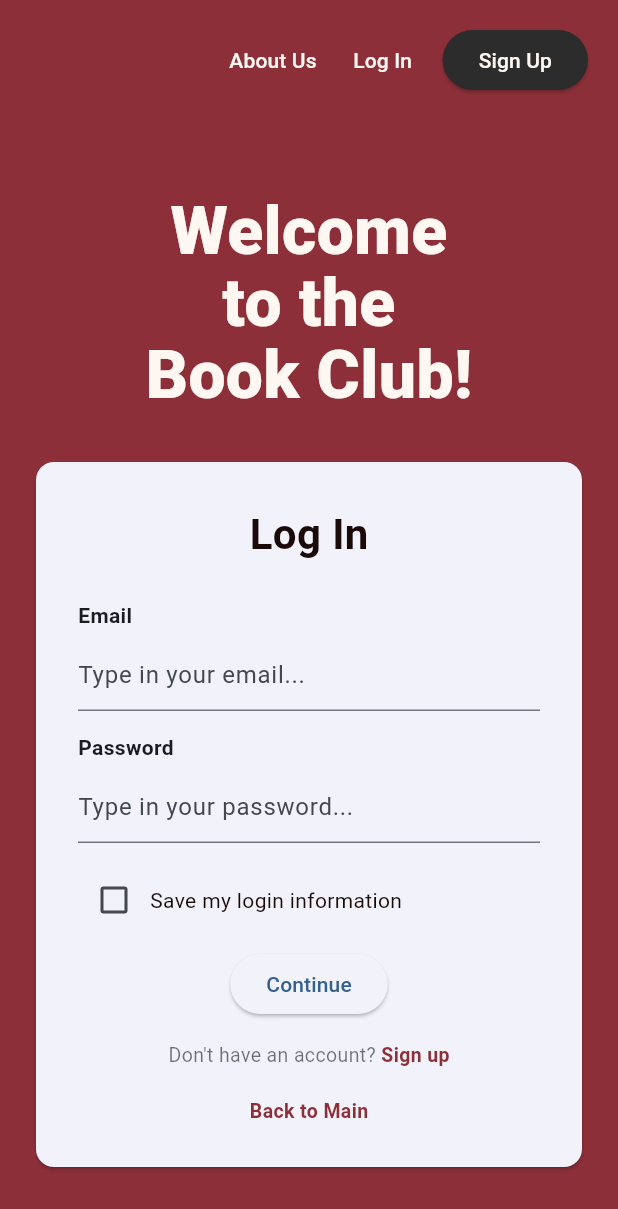
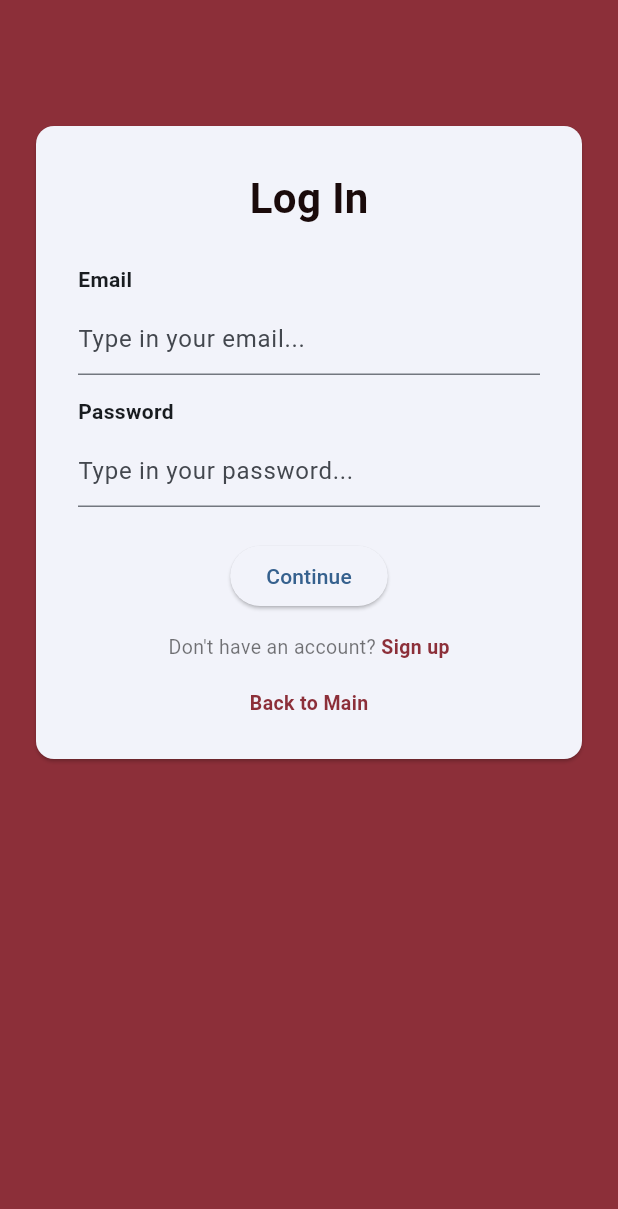
Before and after one commit to erikdanielsen2004/BOOK-CLUB, a Flutter app: the LandingPage screen opened directly, after a tap on "Log In", on a phone screen of 412 x 824 dp. Shown: the top 1209 px of the screen. Run offline on Flutter 3.47's test engine with Material 3 defaults, Android fonts, the phone set to English and light mode, and no system bars; network calls fail; Roboto replaces fonts that are missing (PT Mono).

Commit message:
mobile updates
updates to layout and visual stuff.
attempted to get working functioning app on local dev but failed. unable to successfully sign up or log in at this time.

```diff
--- a/mobile/lib/config/api_config.dart
+++ b/mobile/lib/config/api_config.dart
@@ -1,3 +1,3 @@
 class ApiConfig {
-  static const String baseUrl = 'http://192.168.1.105:5000';
+  static const String baseUrl = 'http://192.168.1.86:5000';
 }
--- a/mobile/lib/main.dart
+++ b/mobile/lib/main.dart
@@ -1,5 +1,5 @@
 import 'package:flutter/material.dart';
-import 'screens/login_page.dart';
+import 'screens/landing_page.dart';
 
 void main() {
   runApp(const BookClubApp());
@@ -16,7 +16,7 @@ class BookClubApp extends StatelessWidget {
         useMaterial3: true,
         colorSchemeSeed: Colors.blue,
       ),
-      home: const LoginPage(),
+      home: const LandingPage(),
     );
   }
 }
--- a/mobile/lib/screens/landing_page.dart
+++ b/mobile/lib/screens/landing_page.dart
@@ -16,15 +16,8 @@ class LandingPage extends StatelessWidget {
             Padding(
               padding: const EdgeInsets.symmetric(horizontal: 20, vertical: 16),
               child: Row(
-                mainAxisAlignment: MainAxisAlignment.end,
+                mainAxisAlignment: MainAxisAlignment.center,
                 children: [
-                  TextButton(
-                    onPressed: () {},
-                    child: const Text(
-                      'About Us',
-                      style: TextStyle(color: AppTheme.whiteText),
-                    ),
-                  ),
                   const SizedBox(width: 8),
                   TextButton(
                     onPressed: () {
@@ -115,6 +108,8 @@ class _HeroTitle extends StatelessWidget {
         fontSize: 54,
         fontWeight: FontWeight.w800,
         height: 1.05,
+        fontFamily: 'Georgia'
+
       ),
     );
   }
--- a/mobile/lib/screens/login_page.dart
+++ b/mobile/lib/screens/login_page.dart
@@ -18,7 +18,7 @@ class _LoginPageState extends State<LoginPage> {
   final _passwordController = TextEditingController();
   final _authService = AuthService();
 
-  bool _remember = false;
+  //bool _remember = false;
   bool _loading = false;
   String? _error;
 
@@ -58,39 +58,7 @@ class _LoginPageState extends State<LoginPage> {
     super.dispose();
   }
 
-  Widget _navBar() {
-    return Padding(
-      padding: const EdgeInsets.symmetric(horizontal: 20, vertical: 16),
-      child: Row(
-        mainAxisAlignment: MainAxisAlignment.end,
-        children: [
-          TextButton(
-            onPressed: () {},
-            child: const Text('About Us', style: TextStyle(color: AppTheme.whiteText)),
-          ),
-          TextButton(
-            onPressed: () {},
-            child: const Text('Log In', style: TextStyle(color: AppTheme.whiteText)),
-          ),
-          const SizedBox(width: 8),
-          ElevatedButton(
-            style: ElevatedButton.styleFrom(
-              backgroundColor: AppTheme.dark2,
-              foregroundColor: AppTheme.whiteText,
-              minimumSize: const Size(90, 40),
-            ),
-            onPressed: () {
-              Navigator.push(
-                context,
-                MaterialPageRoute(builder: (_) => const RegisterPage()),
-              );
-            },
-            child: const Text('Sign Up'),
-          ),
-        ],
-      ),
-    );
-  }
+
 
   Widget _formCard() {
     return Card(
@@ -107,6 +75,7 @@ class _LoginPageState extends State<LoginPage> {
                 fontSize: 28,
                 fontWeight: FontWeight.w700,
                 color: AppTheme.dark,
+                fontFamily: 'PT Mono',
               ),
             ),
             const SizedBox(height: 24),
@@ -154,19 +123,8 @@ class _LoginPageState extends State<LoginPage> {
             const SizedBox(height: 14),
             Row(
               children: [
-                Checkbox(
-                  value: _remember,
-                  activeColor: AppTheme.background,
-                  onChanged: (v) {
-                    setState(() => _remember = v ?? false);
-                  },
-                ),
-                const Expanded(
-                  child: Text(
-                    'Save my login information',
-                    style: TextStyle(color: AppTheme.dark, fontSize: 14),
-                  ),
-                )
+
+
               ],
             ),
             const SizedBox(height: 8),
@@ -230,7 +188,7 @@ class _LoginPageState extends State<LoginPage> {
       body: SafeArea(
         child: Column(
           children: [
-            _navBar(),
+
             Expanded(
               child: LayoutBuilder(
                 builder: (context, constraints) {
@@ -242,16 +200,7 @@ class _LoginPageState extends State<LoginPage> {
                       child: Column(
                         children: [
                           const SizedBox(height: 30),
-                          const Text(
-                            'Welcome\nto the\nBook Club!',
-                            textAlign: TextAlign.center,
-                            style: TextStyle(
-                              color: AppTheme.whiteText,
-                              fontSize: 44,
-                              fontWeight: FontWeight.w800,
-                              height: 1.1,
-                            ),
-                          ),
+
                           const SizedBox(height: 30),
                           _formCard(),
                         ],
--- a/mobile/lib/theme/app_theme.dart
+++ b/mobile/lib/theme/app_theme.dart
@@ -78,7 +78,7 @@ class AppTheme {
         color: cream,
         elevation: 10,
         shape: RoundedRectangleBorder(
-          borderRadius: BorderRadius.circular(16),
+          borderRadius: BorderRadius.circular(10),
         ),
       ),
     );
```
Also changed, not shown: mobile/lib/services/auth_service.dart (+6 -2 lines), mobile/package-lock.json (added), 3 other files.
